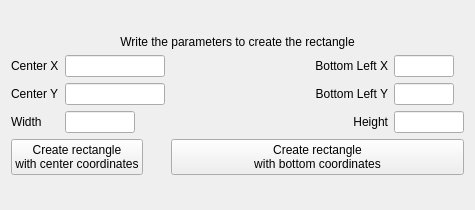
AlejandroGorgues/AstroCabTools, file astrocabtools/mrs_subviz/src/ui/rectangleCreation.ui: the form before one commit.
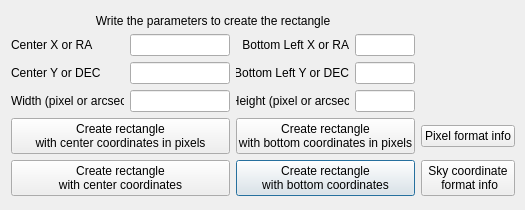
The form after the commit.

```diff
--- a/astrocabtools/mrs_subviz/src/ui/rectangleCreation.ui
+++ b/astrocabtools/mrs_subviz/src/ui/rectangleCreation.ui
@@ -6,13 +6,13 @@
    <rect>
     <x>0</x>
     <y>0</y>
-    <width>475</width>
+    <width>525</width>
     <height>210</height>
    </rect>
   </property>
   <property name="minimumSize">
    <size>
-    <width>475</width>
+    <width>525</width>
     <height>210</height>
    </size>
   </property>
@@ -22,99 +22,133 @@
   <layout class="QGridLayout" name="gridLayout_2">
    <item row="0" column="0">
     <layout class="QGridLayout" name="gridLayout">
-     <item row="3" column="0">
-      <widget class="QLabel" name="label_6">
-       <property name="sizePolicy">
-        <sizepolicy hsizetype="Fixed" vsizetype="Preferred">
-         <horstretch>0</horstretch>
-         <verstretch>0</verstretch>
-        </sizepolicy>
-       </property>
-       <property name="text">
-        <string>Center X</string>
-       </property>
-      </widget>
-     </item>
      <item row="3" column="1">
-      <widget class="QLineEdit" name="centerXLineEdit">
-       <property name="sizePolicy">
-        <sizepolicy hsizetype="Expanding" vsizetype="Fixed">
-         <horstretch>0</horstretch>
-         <verstretch>0</verstretch>
-        </sizepolicy>
-       </property>
-       <property name="minimumSize">
-        <size>
-         <width>100</width>
-         <height>0</height>
-        </size>
-       </property>
-       <property name="maximumSize">
-        <size>
-         <width>100</width>
-         <height>16777215</height>
-        </size>
-       </property>
-      </widget>
-     </item>
-     <item row="5" column="1">
       <widget class="QLineEdit" name="widthLineEdit">
-       <property name="maximumSize">
+       <property name="minimumSize">
         <size>
          <width>70</width>
+         <height>0</height>
+        </size>
+       </property>
+       <property name="maximumSize">
+        <size>
+         <width>16777215</width>
          <height>16777215</height>
         </size>
        </property>
       </widget>
      </item>
-     <item row="5" column="2">
-      <widget class="QLabel" name="label_5">
-       <property name="text">
-        <string>Height</string>
-       </property>
-       <property name="alignment">
-        <set>Qt::AlignRight|Qt::AlignTrailing|Qt::AlignVCenter</set>
-       </property>
-      </widget>
-     </item>
-     <item row="5" column="0">
-      <widget class="QLabel" name="label_3">
-       <property name="sizePolicy">
-        <sizepolicy hsizetype="Fixed" vsizetype="Preferred">
-         <horstretch>0</horstretch>
-         <verstretch>0</verstretch>
-        </sizepolicy>
-       </property>
-       <property name="text">
-        <string>Width</string>
-       </property>
-      </widget>
-     </item>
-     <item row="4" column="2">
-      <widget class="QLabel" name="label_4">
-       <property name="text">
-        <string>Bottom Left Y</string>
-       </property>
-       <property name="alignment">
-        <set>Qt::AlignRight|Qt::AlignTrailing|Qt::AlignVCenter</set>
-       </property>
-      </widget>
-     </item>
-     <item row="4" column="3">
+     <item row="2" column="3">
       <widget class="QLineEdit" name="bottomLeftYLineEdit">
-       <property name="maximumSize">
+       <property name="minimumSize">
         <size>
          <width>60</width>
+         <height>0</height>
+        </size>
+       </property>
+       <property name="maximumSize">
+        <size>
+         <width>16777215</width>
          <height>16777215</height>
         </size>
        </property>
       </widget>
      </item>
-     <item row="5" column="3">
+     <item row="2" column="2">
+      <widget class="QLabel" name="label_4">
+       <property name="text">
+        <string>Bottom Left Y or DEC</string>
+       </property>
+       <property name="alignment">
+        <set>Qt::AlignRight|Qt::AlignTrailing|Qt::AlignVCenter</set>
+       </property>
+      </widget>
+     </item>
+     <item row="3" column="3">
       <widget class="QLineEdit" name="heightLineEdit">
+       <property name="minimumSize">
+        <size>
+         <width>60</width>
+         <height>0</height>
+        </size>
+       </property>
        <property name="maximumSize">
         <size>
-         <width>70</width>
+         <width>16777215</width>
+         <height>16777215</height>
+        </size>
+       </property>
+      </widget>
+     </item>
+     <item row="3" column="2">
+      <widget class="QLabel" name="label_5">
+       <property name="text">
+        <string>Height (pixel or arcsec)</string>
+       </property>
+       <property name="alignment">
+        <set>Qt::AlignCenter</set>
+       </property>
+      </widget>
+     </item>
+     <item row="4" column="2" colspan="2">
+      <widget class="QPushButton" name="createBottomButtonPixel">
+       <property name="enabled">
+        <bool>true</bool>
+       </property>
+       <property name="focusPolicy">
+        <enum>Qt::NoFocus</enum>
+       </property>
+       <property name="text">
+        <string>Create rectangle 
+with bottom coordinates in pixels</string>
+       </property>
+      </widget>
+     </item>
+     <item row="2" column="1">
+      <widget class="QLineEdit" name="centerYLineEdit">
+       <property name="minimumSize">
+        <size>
+         <width>100</width>
+         <height>0</height>
+        </size>
+       </property>
+       <property name="maximumSize">
+        <size>
+         <width>16777215</width>
+         <height>16777215</height>
+        </size>
+       </property>
+      </widget>
+     </item>
+     <item row="5" column="2" colspan="2">
+      <widget class="QPushButton" name="createBottomButtonCoord">
+       <property name="text">
+        <string>Create rectangle 
+with bottom coordinates</string>
+       </property>
+      </widget>
+     </item>
+     <item row="1" column="2">
+      <widget class="QLabel" name="label_2">
+       <property name="text">
+        <string>Bottom Left X or RA</string>
+       </property>
+       <property name="alignment">
+        <set>Qt::AlignRight|Qt::AlignTrailing|Qt::AlignVCenter</set>
+       </property>
+      </widget>
+     </item>
+     <item row="1" column="3">
+      <widget class="QLineEdit" name="bottomLeftXLineEdit">
+       <property name="minimumSize">
+        <size>
+         <width>60</width>
+         <height>0</height>
+        </size>
+       </property>
+       <property name="maximumSize">
+        <size>
+         <width>16777215</width>
          <height>16777215</height>
         </size>
        </property>
@@ -136,13 +170,77 @@
        </property>
       </widget>
      </item>
-     <item row="6" column="0" colspan="2">
-      <widget class="QPushButton" name="createCenterButton">
+     <item row="1" column="1">
+      <widget class="QLineEdit" name="centerXLineEdit">
+       <property name="sizePolicy">
+        <sizepolicy hsizetype="Expanding" vsizetype="Fixed">
+         <horstretch>0</horstretch>
+         <verstretch>0</verstretch>
+        </sizepolicy>
+       </property>
+       <property name="minimumSize">
+        <size>
+         <width>100</width>
+         <height>0</height>
+        </size>
+       </property>
+       <property name="maximumSize">
+        <size>
+         <width>16777215</width>
+         <height>16777215</height>
+        </size>
+       </property>
+      </widget>
+     </item>
+     <item row="2" column="0">
+      <widget class="QLabel" name="label_7">
+       <property name="sizePolicy">
+        <sizepolicy hsizetype="Fixed" vsizetype="Preferred">
+         <horstretch>0</horstretch>
+         <verstretch>0</verstretch>
+        </sizepolicy>
+       </property>
+       <property name="text">
+        <string>Center Y or DEC</string>
+       </property>
+       <property name="alignment">
+        <set>Qt::AlignLeading|Qt::AlignLeft|Qt::AlignVCenter</set>
+       </property>
+      </widget>
+     </item>
+     <item row="3" column="0">
+      <widget class="QLabel" name="label_3">
+       <property name="sizePolicy">
+        <sizepolicy hsizetype="Fixed" vsizetype="Preferred">
+         <horstretch>0</horstretch>
+         <verstretch>0</verstretch>
+        </sizepolicy>
+       </property>
+       <property name="text">
+        <string>Width (pixel or arcsec)</string>
+       </property>
+      </widget>
+     </item>
+     <item row="1" column="0">
+      <widget class="QLabel" name="label_6">
+       <property name="sizePolicy">
+        <sizepolicy hsizetype="Fixed" vsizetype="Preferred">
+         <horstretch>0</horstretch>
+         <verstretch>0</verstretch>
+        </sizepolicy>
+       </property>
+       <property name="text">
+        <string>Center X or RA</string>
+       </property>
+      </widget>
+     </item>
+     <item row="4" column="0" colspan="2">
+      <widget class="QPushButton" name="createCenterButtonPixel">
        <property name="enabled">
         <bool>true</bool>
        </property>
        <property name="sizePolicy">
-        <sizepolicy hsizetype="Fixed" vsizetype="Fixed">
+        <sizepolicy hsizetype="Minimum" vsizetype="Fixed">
          <horstretch>0</horstretch>
          <verstretch>0</verstretch>
         </sizepolicy>
@@ -170,7 +268,7 @@
        </property>
        <property name="text">
         <string>Create rectangle 
-with center coordinates</string>
+with center coordinates in pixels</string>
        </property>
        <property name="default">
         <bool>false</bool>
@@ -180,63 +278,26 @@
        </property>
       </widget>
      </item>
-     <item row="6" column="2" colspan="2">
-      <widget class="QPushButton" name="createBottomButton">
-       <property name="enabled">
-        <bool>true</bool>
+     <item row="5" column="4">
+      <widget class="QPushButton" name="skyCoordInfoButton">
+       <property name="text">
+        <string>Sky coordinate
+ format info</string>
        </property>
-       <property name="focusPolicy">
-        <enum>Qt::NoFocus</enum>
-       </property>
+      </widget>
+     </item>
+     <item row="5" column="0" colspan="2">
+      <widget class="QPushButton" name="createCenterButtonCoord">
        <property name="text">
         <string>Create rectangle 
-with bottom coordinates</string>
+with center coordinates</string>
        </property>
       </widget>
      </item>
-     <item row="4" column="0">
-      <widget class="QLabel" name="label_7">
-       <property name="sizePolicy">
-        <sizepolicy hsizetype="Fixed" vsizetype="Preferred">
-         <horstretch>0</horstretch>
-         <verstretch>0</verstretch>
-        </sizepolicy>
-       </property>
+     <item row="4" column="4">
+      <widget class="QPushButton" name="pixelInfoButton">
        <property name="text">
-        <string>Center Y</string>
-       </property>
-       <property name="alignment">
-        <set>Qt::AlignLeading|Qt::AlignLeft|Qt::AlignVCenter</set>
-       </property>
-      </widget>
-     </item>
-     <item row="4" column="1">
-      <widget class="QLineEdit" name="centerYLineEdit">
-       <property name="maximumSize">
-        <size>
-         <width>100</width>
-         <height>16777215</height>
-        </size>
-       </property>
-      </widget>
-     </item>
-     <item row="3" column="3">
-      <widget class="QLineEdit" name="bottomLeftXLineEdit">
-       <property name="maximumSize">
-        <size>
-         <width>60</width>
-         <height>16777215</height>
-        </size>
-       </property>
-      </widget>
-     </item>
-     <item row="3" column="2">
-      <widget class="QLabel" name="label_2">
-       <property name="text">
-        <string>Bottom Left X</string>
-       </property>
-       <property name="alignment">
-        <set>Qt::AlignRight|Qt::AlignTrailing|Qt::AlignVCenter</set>
+        <string>Pixel format info</string>
        </property>
       </widget>
      </item>
```
